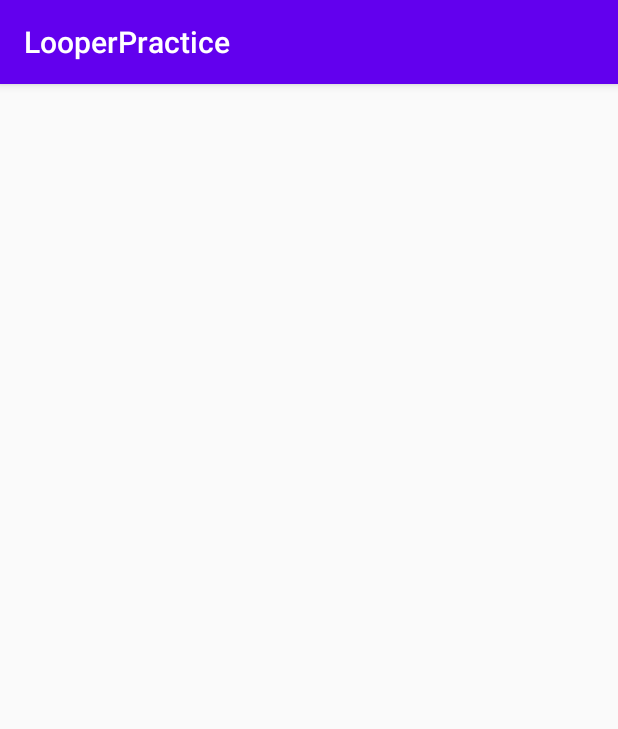
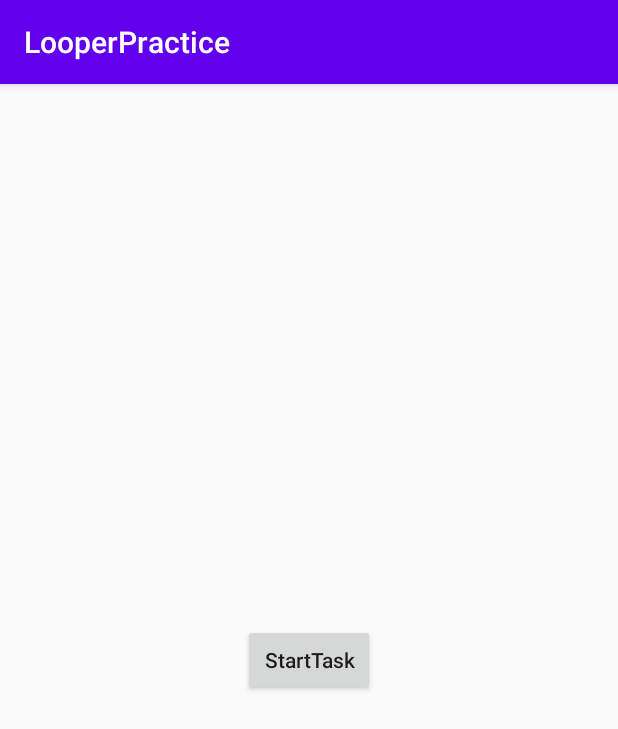
Before and after one commit to chengzhu6/RxJavaPractice, an Android app: the RxActivity screen opened directly, with no data from a screen before it, on a phone screen of 412 x 824 dp. Shown: the top 729 px of the screen. Run offline under Robolectric (Android 15) with nearby library versions, the phone set to English and light mode, and no system bars; our stand-ins replace RxJava.

```diff
--- a/app/src/main/res/layout/activity_rx.xml
+++ b/app/src/main/res/layout/activity_rx.xml
@@ -6,4 +6,15 @@
     android:layout_height="match_parent"
     tools:context=".RxActivity">
 
+    <Button
+        android:id="@+id/start_task"
+        android:text="@string/start_task"
+        android:textAllCaps="false"
+        android:layout_width="wrap_content"
+        android:layout_height="wrap_content"
+        app:layout_constraintStart_toStartOf="parent"
+        app:layout_constraintEnd_toEndOf="parent"
+        app:layout_constraintTop_toTopOf="parent"
+        app:layout_constraintBottom_toBottomOf="parent" />
+
 </androidx.constraintlayout.widget.ConstraintLayout>
--- a/app/src/main/res/values/strings.xml
+++ b/app/src/main/res/values/strings.xml
@@ -4,4 +4,5 @@
     <string name="send_message_a">Send Message A</string>
     <string name="send_message_b">Send Message B</string>
     <string name="rx_activity">RxActivity</string>
+    <string name="start_task">StartTask</string>
 </resources>
```
Also changed, not shown: app/src/main/java/com/thoughtworks/looperpractice/RxActivity.java (+69 -0 lines).
